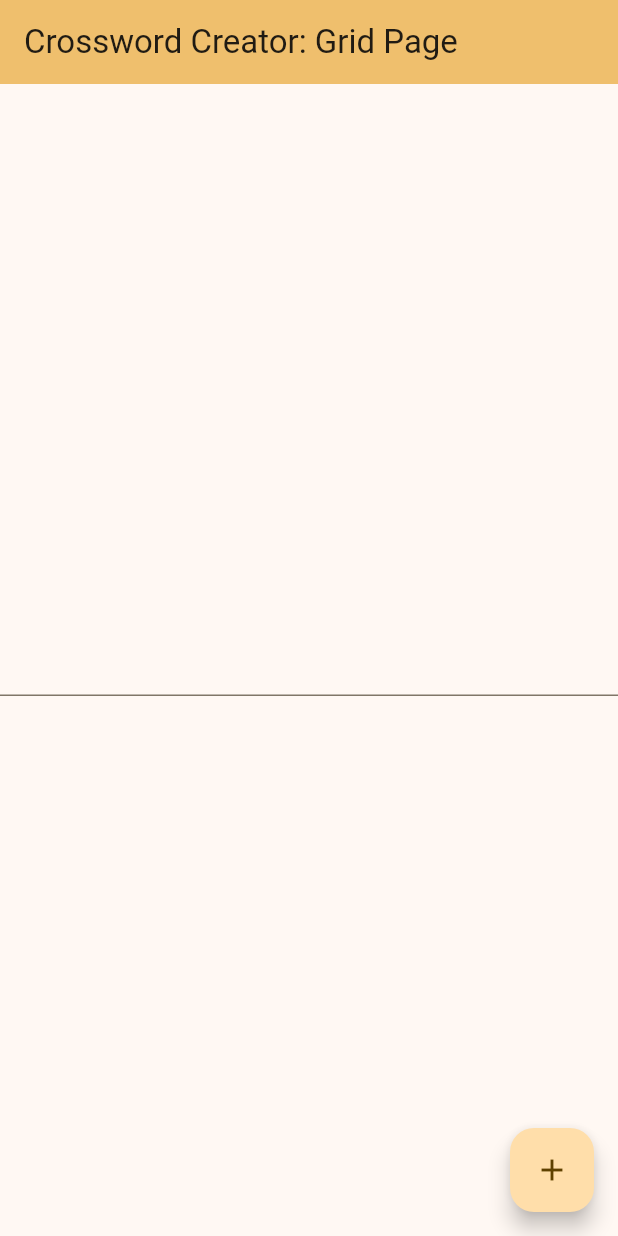
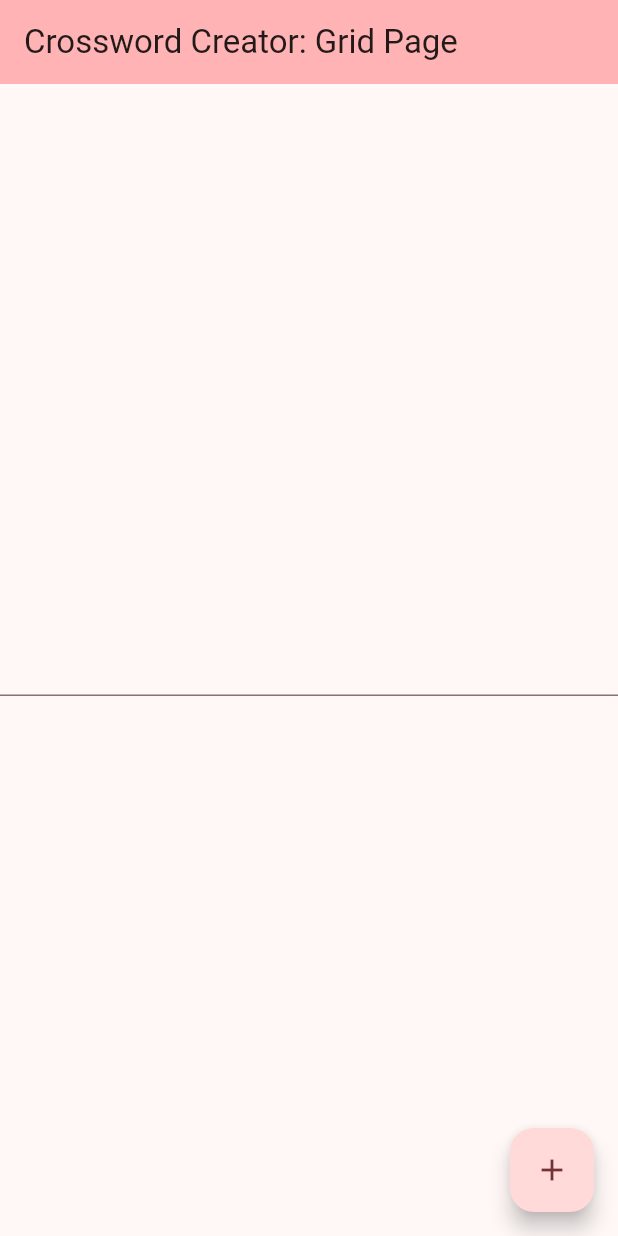
Before and after one commit to jackw26/Crossword, a Flutter app: the screen it shows after launch, on a phone screen of 412 x 824 dp. Run offline on Flutter 3.47's test engine with Material 2 defaults, Android fonts, the phone set to English and light mode, and no system bars.

Commit message:
Changed color

```diff
--- a/lib/main.dart
+++ b/lib/main.dart
@@ -28,7 +28,7 @@ class MyApp extends StatelessWidget {
         //
         // This works for code too, not just values: Most code changes can be
         // tested with just a hot reload.
-        colorScheme: ColorScheme.fromSeed(seedColor: Color.fromARGB(255, 183, 139, 58)),
+        colorScheme: ColorScheme.fromSeed(seedColor: Color.fromARGB(255, 183, 39, 58)),
         useMaterial3: true,
       ),
       home: const CreatePuzzleGridPage(title: 'Crossword Creator: Grid Page'),
```
